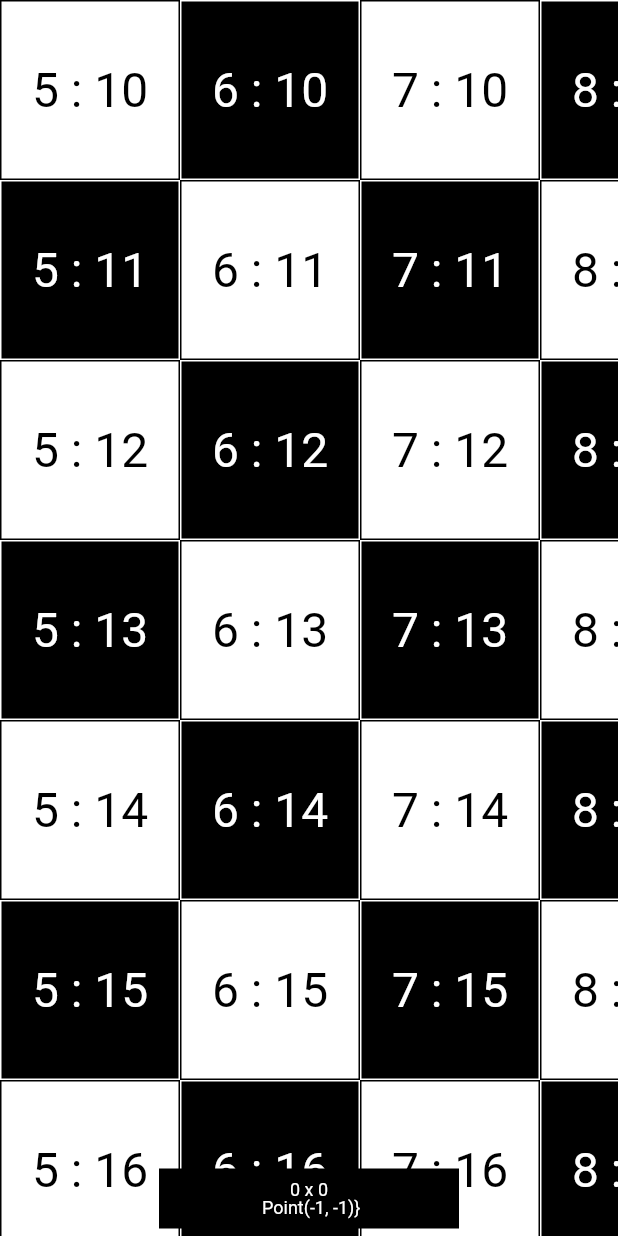
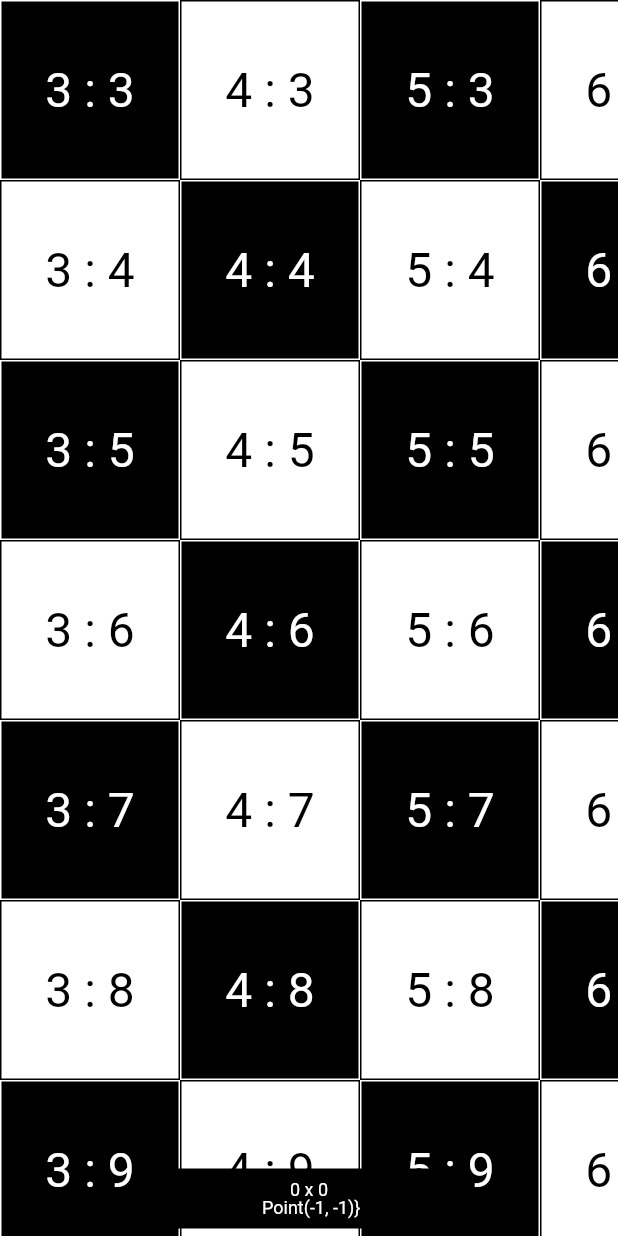
Before and after one commit to PlugFox/interactive_viewer, a Flutter app: the screen it shows after launch, on a phone screen of 412 x 824 dp. Run offline on Flutter 3.47's test engine with Material 2 defaults, Android fonts, the phone set to English and light mode, and no system bars.

Commit message:
сделан рабочий драфт

```diff
--- a/lib/src/app.dart
+++ b/lib/src/app.dart
@@ -22,8 +22,10 @@ class Home extends StatelessWidget {
             tileSize: const Size(120, 120),
             fps: 120,
             debug: true,
-            startCoordOx: 5,
-            startCoordOy: 10,
+            startCoordOx: 3,
+            startCoordOy: 3,
+            isCycled: true, // Is behaving like globus (coords: 0,1,2,3,0,1,2,3)
+            fullBoardSize: const Size(0, 10), // (full bord size)
             builder: (x, y) {
               //print('Rebuild: $x x $y');
               return BoardTile(x: x, y: y);
--- a/lib/src/board.dart
+++ b/lib/src/board.dart
@@ -10,11 +10,16 @@ import 'package:flutter/widgets.dart';
 
 typedef TileBuilder = Widget Function(int x, int y);
 
-///TODO: Добавить возможность инициализации борды при заданном оффсете (желательно как в физическом (пиксели) так и логическом (клеточки))
-///TODO: пре ресайзе окна (изменении ширины/высоты) полностью перерисовать борд с сохранением оффсета
-
 @immutable
 class Board extends StatelessWidget {
+  /// Размер всей "доски" в тайлах по горизонтали и вертикали. По умолчанию - бесконечно ( Size(0,0) )
+  /// Size(0,10) - соответствует бесконечной оси Ox и 10 клеток по Oy
+  final Size fullBoardSize;
+
+  /// Зациклен ли скролл, по-умолчанию - нет (пустота за пределами)
+  /// При True - значения повторяются (как будто глобус)
+  final bool isCycled;
+
   /// Размер одного тайла
   final Size tileSize;
 
@@ -27,14 +32,17 @@ class Board extends StatelessWidget {
   /// Отображать табличку с текущими координатами
   final bool debug;
 
-  //Начальная угловая (левый верхний угол) координата по X
+  ///Начальная угловая (левый верхний угол) координата по X
   final int startCoordOx;
-  //Начальная угловая (левый верхний угол) координата по Y
+
+  ///Начальная угловая (левый верхний угол) координата по Y
   final int startCoordOy;
 
   const Board({
     required this.builder,
     required this.tileSize,
+    this.fullBoardSize = const Size(0, 0),
+    this.isCycled = false,
     this.fps = double.infinity,
     this.debug = false,
     this.startCoordOx = 0,
@@ -50,6 +58,8 @@ class Board extends StatelessWidget {
         debug: debug,
         startCoordOx: startCoordOx,
         startCoordOy: startCoordOy,
+        fullBoardSize: fullBoardSize,
+        isCycled: isCycled,
       );
 }
 
@@ -68,16 +78,25 @@ class _Board extends StatefulWidget {
   final num fps;
   final bool debug;
 
-  //Начальная угловая (левый верхний угол) координата по X
+  ///Начальная угловая (левый верхний угол) координата по X
   final int startCoordOx;
-  //Начальная угловая (левый верхний угол) координата по Y
+
+  ///Начальная угловая (левый верхний угол) координата по Y
   final int startCoordOy;
+
+  /// Размер всей "доски" в тайлах по горизонтали и вертикали. По умолчанию - бесконечно
+  final Size fullBoardSize;
+
+  /// Зациклен ли скролл, по-умолчанию - нет
+  final bool isCycled;
 
   const _Board({
     required this.builder,
     required this.size,
     required this.fps,
     required this.debug,
+    this.fullBoardSize = const Size(0, 0),
+    this.isCycled = false,
     this.startCoordOx = 0,
     this.startCoordOy = 0,
     Key? key,
@@ -139,6 +158,8 @@ class _BoardState extends State<_Board> {
                     cellSize: widget.size,
                     startCoordOx: widget.startCoordOx,
                     startCoordOy: widget.startCoordOy,
+                    fullBoardSize: widget.fullBoardSize,
+                    isCycled: widget.isCycled,
                   ),
                 ),
               ),
@@ -188,10 +209,18 @@ class _BoardLayout extends StatefulWidget {
   final int startCoordOx;
   final int startCoordOy;
 
+  /// Размер всей "доски" в тайлах по горизонтали и вертикали. По умолчанию - бесконечно
+  final Size fullBoardSize;
+
+  /// Зациклен ли скролл, по-умолчанию - нет
+  final bool isCycled;
+
   const _BoardLayout({
     required this.offsetController,
     required this.cellSize,
     required this.boardSize,
+    required this.fullBoardSize,
+    required this.isCycled,
     this.startCoordOx = 0,
     this.startCoordOy = 0,
     Key? key,
@@ -255,8 +284,10 @@ class _BoardLayoutState extends State<_BoardLayout> {
       //листаем вправо
       newCell = (width - 2 + newCell) % width;
       var newX = mult * width + newCell;
+      newX += widget.startCoordOx;
+      newX = cellMapper.normalizeOx(newX);
 
-      cellMapper.mapOx[newCell] = newX + widget.startCoordOx;
+      cellMapper.mapOx[newCell] = newX;
 
       print('листаем вправо: новая клетка по Ox: $newCell (значение: $newX)');
       _rebuildControllerCol.add(newCell);
@@ -264,9 +295,10 @@ class _BoardLayoutState extends State<_BoardLayout> {
       //листаем влево
       newCell = (newCell - 1) % width;
       var newX = offsetCells.x.round();
+      newX += widget.startCoordOx;
+      newX = cellMapper.normalizeOx(newX);
 
-      cellMapper.mapOx[newCell] = newX + widget.startCoordOx;
-
+      cellMapper.mapOx[newCell] = newX;
       print('листаем влево: новая клетка по Ox: $newCell (значение: $newX)');
       _rebuildControllerCol.add(newCell);
     }
@@ -274,6 +306,8 @@ class _BoardLayoutState extends State<_BoardLayout> {
   }
 
   Offset mapCoordToOffset(int x, int y) => Offset(widget.cellSize.width * x, widget.cellSize.height * y);
+
+  int constCellsOffsetY = 0;
 
   /// Вызывается при изменении положения камеры
   /// Вычисляет столбцы нуждающиеся в перестроении
@@ -297,18 +331,20 @@ class _BoardLayoutState extends State<_BoardLayout> {
       //листаем вниз
       newCell = (height - 2 + newCell) % height;
       var newY = mult * height + newCell;
+      newY += widget.startCoordOy;
+      newY = cellMapper.normalizeOy(newY);
 
-      cellMapper.mapOy[newCell] = newY + widget.startCoordOy;
-
+      cellMapper.mapOy[newCell] = newY;
       print('листаем вниз: новая клетка по Oy: $newCell (значение: $newY)');
       _rebuildControllerRow.add(newCell);
     } else {
       //листаем вверх
       newCell = (newCell - 1) % height;
       var newY = offsetCells.y.round();
+      newY += widget.startCoordOy;
+      newY = cellMapper.normalizeOy(newY);
 
-      cellMapper.mapOy[newCell] = newY + widget.startCoordOy;
-
+      cellMapper.mapOy[newCell] = newY;
       print('листаем вверх: новая клетка по Oy: $newCell (значение: $newY)');
       _rebuildControllerRow.add(newCell);
     }
@@ -351,7 +387,13 @@ class _BoardLayoutState extends State<_BoardLayout> {
   void _evalSizeTileCount({int startX = 0, int startY = 0}) {
     width = (widget.boardSize.width / widget.cellSize.width).ceil() + 2;
     height = (widget.boardSize.height / widget.cellSize.height).ceil() + 2;
-    cellMapper = CellMapper(width: width, height: height, startX: startX, startY: startY);
+    cellMapper = CellMapper(
+        width: width,
+        height: height,
+        startX: startX,
+        startY: startY,
+        isCycled: widget.isCycled,
+        fullBoardSize: widget.fullBoardSize);
   }
 
   @override
@@ -398,7 +440,29 @@ class _BoardLayoutState extends State<_BoardLayout> {
             builder: (context, dataX) => StreamBuilder<int>(
               stream: _rebuildControllerRow.stream.where((v) => v == y),
               builder: (context, dataY) {
-                return builder(cellMapper.mapOx[x] ?? 0, cellMapper.mapOy[y] ?? 0);
+                final oy = cellMapper.mapOy[y] ?? -1;
+                final ox = cellMapper.mapOx[x] ?? -1;
+
+                if (widget.fullBoardSize.height.round() != 0) {
+                  print('build Oy empty box');
+                  if (oy < 0 || oy >= widget.fullBoardSize.height) {
+                    return SizedBox(
+                      width: cellSize.width,
+                      height: cellSize.height,
+                    );
+                  }
+                }
+                if (widget.fullBoardSize.width.round() != 0) {
+                  print('build Ox empty box');
+                  if (ox < 0 || ox >= widget.fullBoardSize.width) {
+                    return SizedBox(
+                      width: cellSize.width,
+                      height: cellSize.height,
+                    );
+                  }
+                }
+
+                return builder(ox, oy);
               },
             ),
           ),
@@ -559,21 +623,63 @@ class CellMapper {
   final int startX;
   final int startY;
 
-  CellMapper({required int width, required int height, this.startX = 0, this.startY = 0}) {
+  /// Размер всей "доски" в тайлах по горизонтали и вертикали. По умолчанию - бесконечно
+  final Size fullBoardSize;
+
+  /// Зациклен ли скролл, по-умолчанию - нет
+  final bool isCycled;
+
+  CellMapper({
+    required int width,
+    required int height,
+    this.startX = 0,
+    this.startY = 0,
+    this.fullBoardSize = const Size(0, 0),
+    this.isCycled = false,
+  }) {
     for (var i = 0; i < width; i++) {
-      mapOx[i] = i + startX;
+      var newX = i + startX;
       //вырожденный случай
       if (i >= (width - 1)) {
-        mapOx[i] = startX - 1;
+        newX = startX - 1;
+      }
+
+      mapOx[i] = normalizeOx(newX);
+    }
+    for (var i = 0; i < height; i++) {
+      var newY = i + startY;
+      //вырожденный случай
+      if (i >= (height - 1)) {
+        newY = startY - 1;
+      }
+
+      mapOy[i] = normalizeOy(newY);
+    }
+  }
+
+  int normalizeOy(int y) {
+    var newY = y;
+    if (isCycled && fullBoardSize.height.round() != 0) {
+      while (newY >= fullBoardSize.height) {
+        newY -= fullBoardSize.height.round();
+      }
+      while (newY < 0) {
+        newY += fullBoardSize.height.round();
       }
     }
-    for (var i = 0; i < height; i++) {
-      mapOy[i] = i + startY;
+    return newY;
+  }
 
-      //вырожденный случай
-      if (i >= (height - 1)) {
-        mapOy[i] = startY - 1;
+  int normalizeOx(int x) {
+    var newX = x;
+    if (isCycled && fullBoardSize.width.round() != 0) {
+      while (newX >= fullBoardSize.width) {
+        newX -= fullBoardSize.width.round();
+      }
+      while (newX < 0) {
+        newX += fullBoardSize.width.round();
       }
     }
+    return newX;
   }
 }
```
